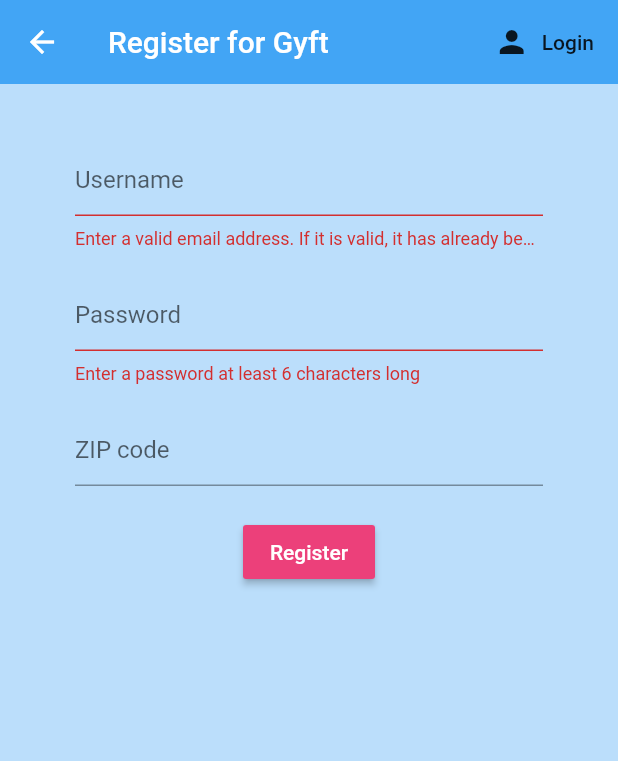
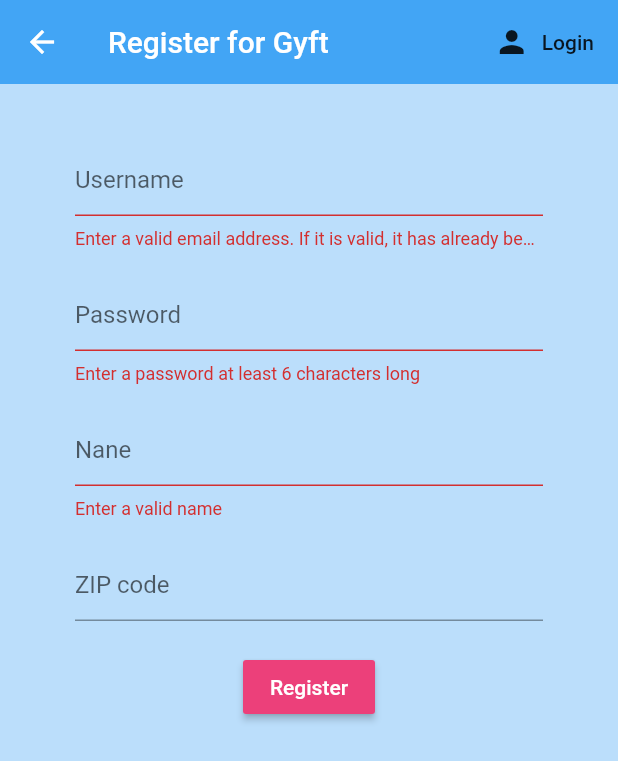
Before and after one commit to achilles-d/htn2020, a Flutter app: the Register screen opened directly, after a tap on "Register", on a phone screen of 412 x 824 dp. Shown: the top 761 px of the screen. Run offline on Flutter 3.47's test engine with Material 2 defaults, Android fonts, the phone set to English and light mode, and no system bars; our stand-ins replace cloud_firestore, firebase_auth; accounts and stored records are empty.

Commit message:
Added sending of ZIP code and name to Firebase upon registration

```diff
--- a/htn2020/lib/screens/authenticate/register.dart
+++ b/htn2020/lib/screens/authenticate/register.dart
@@ -19,6 +19,7 @@
   String email = '';
   String password = '';
   String zipCode = '';
+  String name = '';
   String errMsg = '';
 
   @override
@@ -69,6 +70,17 @@
               SizedBox(height: 20.0),
               TextFormField(
                 decoration: InputDecoration(
+                  hintText: 'Nane'
+                ),
+                obscureText: true,
+                validator: (val) => val == '' ? 'Enter a valid name' : null,
+                onChanged: (val) {
+                  setState(() => name = val);
+                }
+              ),
+              SizedBox(height: 20.0),
+              TextFormField(
+                decoration: InputDecoration(
                   hintText: 'ZIP code'
                 ),
                 obscureText: true,
@@ -88,7 +100,7 @@
                 //Takes time, so make it an asynchronous task
                 if (_formKey.currentState.validate()) {
                   //Only evaluates to true if all val == null
-                  dynamic result = await _auth.registerWithEmailAndPwd(email, password);
+                  dynamic result = await _auth.registerWithEmailAndPwd(email, password, zipCode, name);
                   if(result == null){
                     setState(() => errMsg = 'Enter a valid email address');
                   }
--- a/htn2020/lib/services/auth.dart
+++ b/htn2020/lib/services/auth.dart
@@ -44,13 +44,13 @@
   }
 
   //Register with email & password
-  Future registerWithEmailAndPwd(String email, String password) async {
+  Future registerWithEmailAndPwd(String email, String password, String zipCode, String name) async {
     try {
       AuthResult result = await _auth.createUserWithEmailAndPassword(email: email, password: password);
       FirebaseUser fbUser = result.user;
 
       //Create a new document corresponding to the user's uid
-      await DatabaseService(uid: fbUser.uid).updateUserData('Zebulon', '0');
+      await DatabaseService(uid: fbUser.uid).updateUserData(name, zipCode);
       return _userFromFirebaseUser(fbUser);
     } catch(err) {
       print(err.toString());
```
